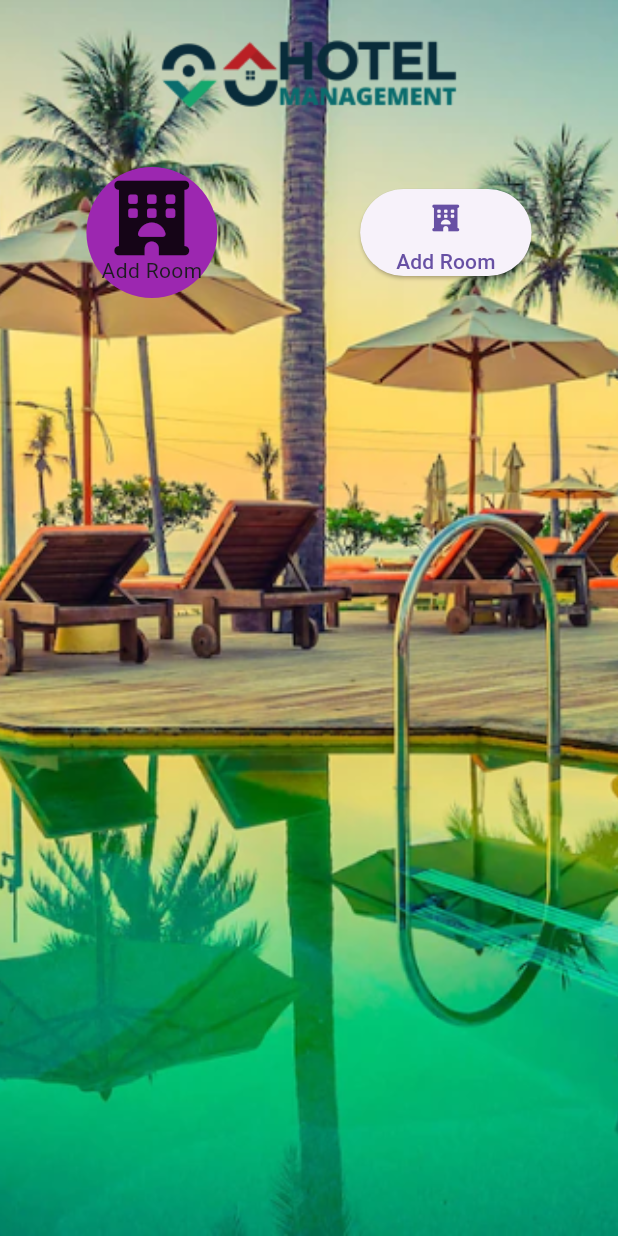
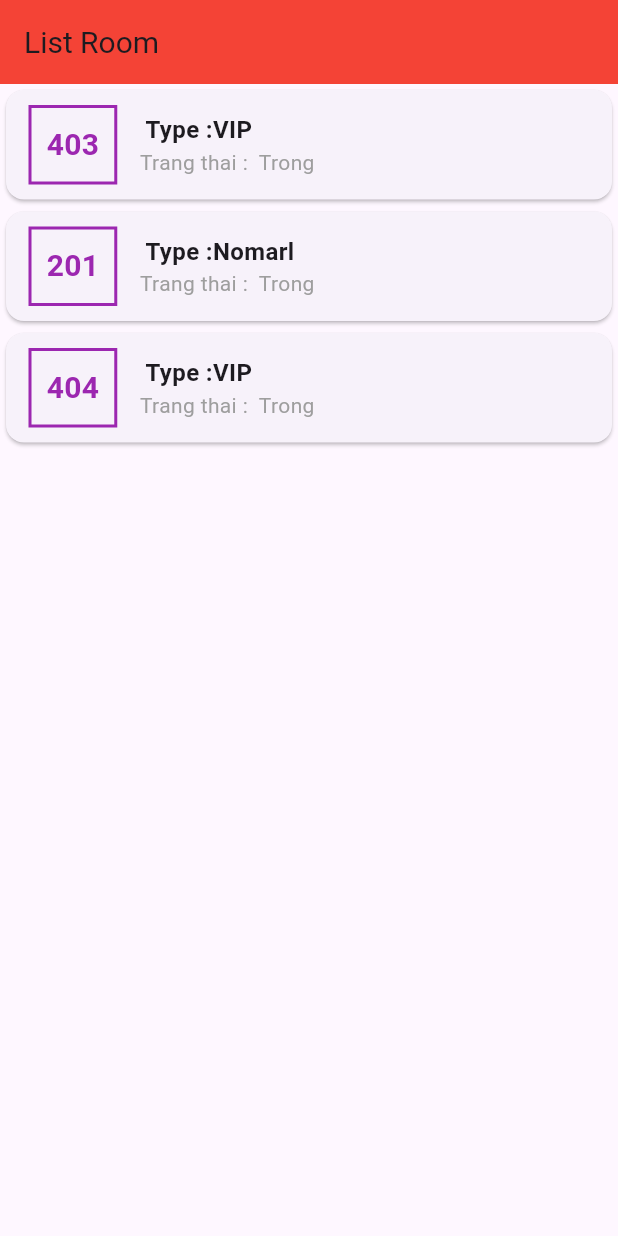
Before and after one commit to trandai03/middle_mobile, a Flutter app: the screen it shows after launch, on a phone screen of 412 x 824 dp. Run offline on Flutter 3.47's test engine with Material 3 defaults, Android fonts, the phone set to English and light mode, and no system bars; our stand-ins replace font_awesome_flutter.

Commit message:
quan ly Room

```diff
--- /dev/null
+++ b/devtools_options.yaml
@@ -0,0 +1 @@
+extensions:
--- a/lib/main.dart
+++ b/lib/main.dart
@@ -1,6 +1,7 @@
 import 'package:flutter/material.dart';
 import 'package:provider/provider.dart';
 import './widgets/home_page.dart';
+import './widgets/quanlyphong.dart';
 void main() {
   runApp(MyApp());
 }
@@ -14,7 +15,7 @@ class MyApp extends StatelessWidget {
     return MaterialApp(
       title: 'Flutter Demo',
 
-      home: MyHomePage(),
+      home: QuanLyRoom(),
 
     );
   }
--- a/lib/modules/room.dart
+++ b/lib/modules/room.dart
@@ -1,13 +1,24 @@
 import 'package:flutter/material.dart';
 import './customer.dart';
-class Room{
-  final DateTime date;
-  final TimeOfDay start;
-  final KhachHang khachHang;
+class Room {
+  final DateTime? date;
+  final TimeOfDay? start;
+  final KhachHang? khachHang;
+  final int maPhong;
+  final bool empty;
+  final String type;
+  final int floor;
+
   Room({
-  required this.date,
-  required this.start,
-  required this.khachHang,
-});
+    required this.floor,
+    required this.type,
+    required this.empty,
+    required this.maPhong,
+     this.date,
+    this.start,
+    this.khachHang,
+  });
+
+
 
 }
--- a/lib/widgets/list_Room.dart
+++ b/lib/widgets/list_Room.dart
@@ -0,0 +1,87 @@
+import 'package:flutter/material.dart';
+import 'package:project/modules/room.dart';
+
+
+class DanhSachRoom extends StatelessWidget{
+
+
+  final List<Room> danhSachRoom;
+
+  DanhSachRoom(this.danhSachRoom);
+
+
+  @override
+  Widget build(BuildContext context) {
+    return Scaffold(
+      appBar: AppBar(
+        title: Text(
+          "List Room",
+          style: TextStyle(
+            fontSize: 20,
+          ),
+
+        ),
+        backgroundColor: Colors.red,
+      ),
+      body: Container(
+        child: SingleChildScrollView(
+          child: Column(
+            children: danhSachRoom.map((room) {
+              final String trangThai;
+              if(room.empty==true){
+                trangThai = " Trong";
+              }else{
+                trangThai = " Khong trong";
+              }
+              return Card(
+                child: Row(
+                  children: <Widget>[
+                    Container(
+                      margin: EdgeInsets.symmetric(
+                        vertical: 10,
+                        horizontal: 15,
+                      ),
+                      decoration: BoxDecoration(
+                          border: Border.all(
+                            color: Colors.purple,
+                            width: 2,
+                          )
+                      ),
+                      padding: EdgeInsets.all(10),
+                      child: Text(
+                          room.maPhong.toString(),
+                          style: TextStyle(
+                            fontWeight: FontWeight.bold,
+                            fontSize: 20,
+                            color: Colors.purple,
+                          )
+                      ),
+                    ),
+                    Column(
+                      crossAxisAlignment: CrossAxisAlignment.start,
+                      children: [
+                        Text(
+                          ' Type :' + room.type ,
+                          style: TextStyle(
+                              fontSize: 16,
+                              fontWeight: FontWeight.bold
+                          ),
+                        ),
+                        Text(
+                          "Trang thai : " + trangThai,
+                          style: TextStyle(
+                            color: Colors.grey,
+                          ),
+                        )
+                      ],
+                    ),
+                  ],
+                ),
+              );
+            }).toList(),
+          ),
+        ),
+      ),
+    );
+  }
+}
--- /dev/null
+++ b/lib/widgets/quanlyphong.dart
@@ -0,0 +1,56 @@
+import 'package:flutter/material.dart';
+import '../modules/room.dart';
+import './formadd_room.dart';
+import './list_Room.dart';
+class QuanLyRoom extends StatefulWidget{
+
+  @override
+  State<QuanLyRoom> createState() => _QuanLyRoomState();
+}
+
+class _QuanLyRoomState extends State<QuanLyRoom> {
+  final List<Room> danhSachRoom = [
+    Room(
+      maPhong: 403,
+      empty: true,
+      type: "VIP",
+      floor: 4,
+    ),
+
+    Room(
+      maPhong: 201,
+      empty: true,
+      type: "Nomarl",
+      floor: 2,
+    ),
+
+    Room(
+      maPhong: 404,
+      empty: true,
+      type: "VIP",
+      floor: 4,
+    )
+  ];
+
+  addRoom(int maPhong , bool empty , String type, int floor) {
+    final newRoom = Room(
+      maPhong: maPhong,
+      empty: empty,
+      type: type,
+      floor: floor,
+    );
+    setState(() {
+      danhSachRoom.add(newRoom);
+    });
+  }
+
+
+  @override
+  Widget build(BuildContext context){
+    return
+
+        DanhSachRoom(danhSachRoom);
+
+
+  }
+}
```
